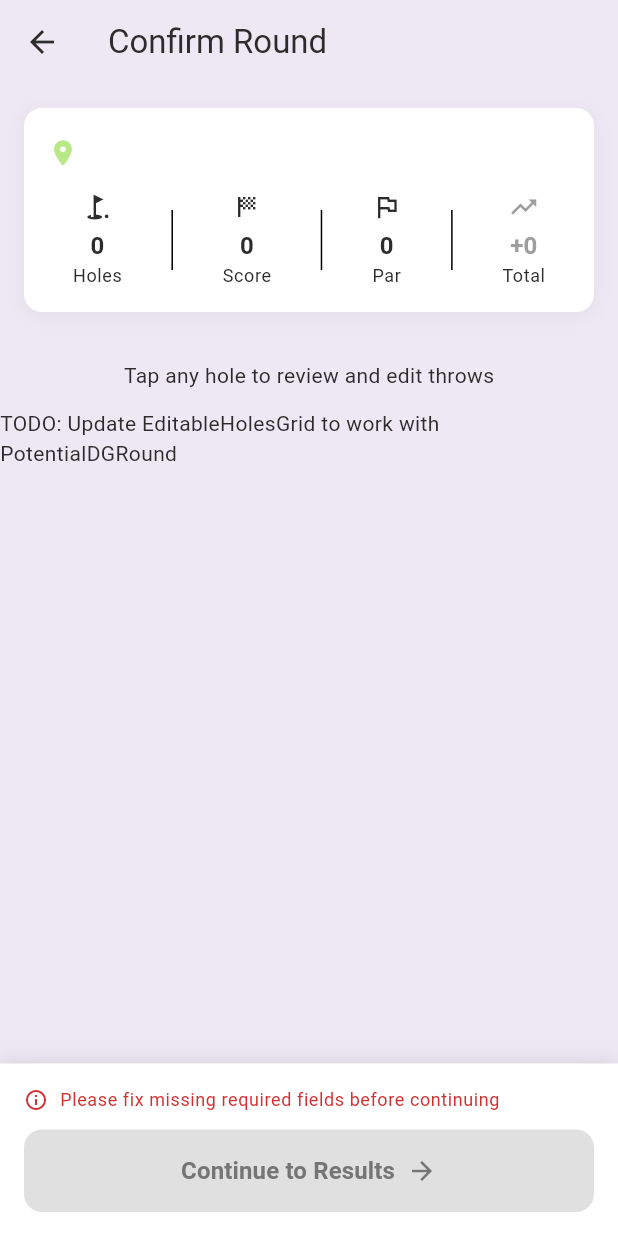
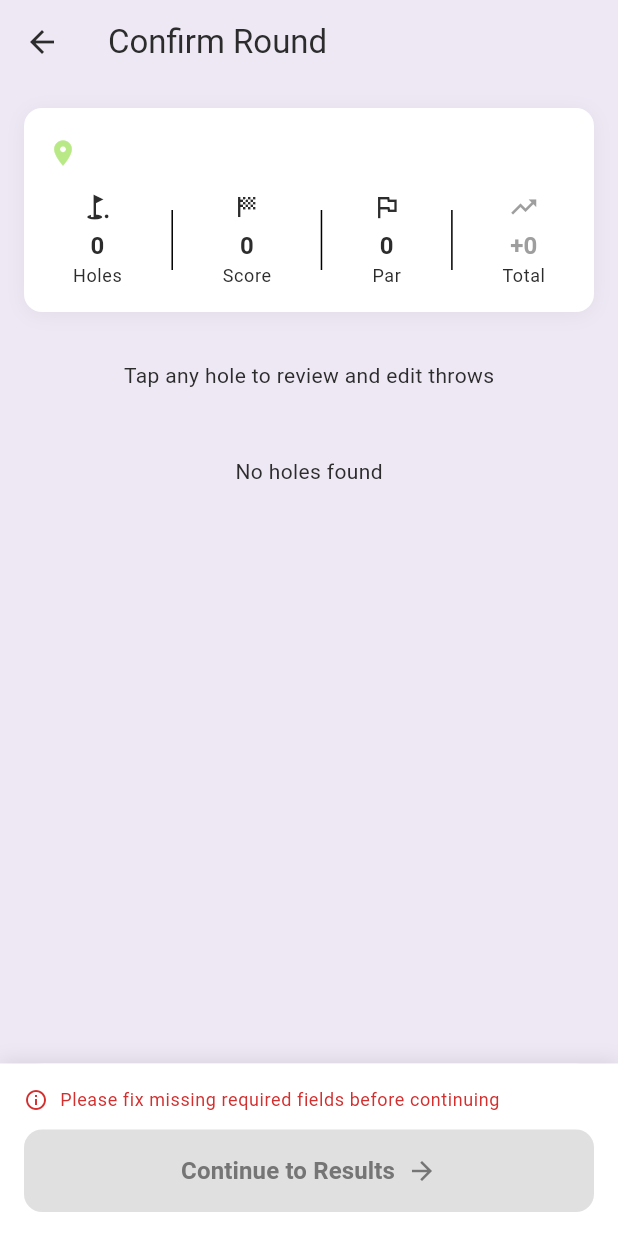
Before and after one commit to joevdiscgolf/turbo_disc_golf, a Flutter app: the RoundConfirmationWidget screen opened directly with empty values, on a phone screen of 412 x 824 dp. Run offline on Flutter 3.47's test engine with Material 3 defaults, Android fonts, the phone set to English and light mode, and no system bars; our stand-ins replace cloud_firestore, firebase_core, flutter_animate, flutter_bounceable, flutter_dotenv, flutter_markdown and 8 more; missing offline and left inert: google_mlkit_text_recognition; accounts and stored records are empty.

Commit message:
Fix round confirmation widget to show holes grid and improve UX
- Replace TODO placeholder with EditableHolesGrid component
- Add import for EditableHolesGrid
- Fix "Add Missing Holes" button to open walkthrough dialog after adding holes
- The grid now displays all holes with visual indicators for missing/incomplete data
- Users are guided through filling in missing hole information via the walkthrough dialog

The widget now properly displays the holes grid with:
- Red borders for holes with missing required fields
- Grey borders for empty holes
- Visual indicators showing which holes need attention
- Tap functionality to edit individual holes

```diff
--- a/lib/screens/round_processing/components/round_confirmation_widget.dart
+++ b/lib/screens/round_processing/components/round_confirmation_widget.dart
@@ -1,6 +1,7 @@
 import 'package:flutter/material.dart';
 import 'package:turbo_disc_golf/locator.dart';
 import 'package:turbo_disc_golf/models/data/potential_round_data.dart';
+import 'package:turbo_disc_golf/screens/round_processing/components/editable_holes_grid.dart';
 import 'package:turbo_disc_golf/screens/round_processing/components/incomplete_hole_walkthrough_dialog.dart';
 import 'package:turbo_disc_golf/services/round_parser.dart';
 
@@ -215,7 +216,10 @@ class _RoundConfirmationWidgetState extends State<RoundConfirmationWidget> {
           Expanded(
             child: SingleChildScrollView(
               padding: const EdgeInsets.only(bottom: 80),
-              child: Text('TODO: Update EditableHolesGrid to work with PotentialDGRound'),
+              child: EditableHolesGrid(
+                potentialRound: _currentRound,
+                roundParser: _roundParser,
+              ),
             ),
           ),
         ],
@@ -429,7 +433,16 @@ class _RoundConfirmationWidgetState extends State<RoundConfirmationWidget> {
               if (missingHoles.isNotEmpty)
                 TextButton.icon(
                   onPressed: () {
+                    // Add the missing holes first
                     _roundParser.addMissingHoles(missingHoles);
+
+                    // Then open the walkthrough to guide user through filling them in
+                    // Add a small delay to allow state to update
+                    Future.delayed(const Duration(milliseconds: 100), () {
+                      if (mounted) {
+                        _openWalkthroughDialog();
+                      }
+                    });
                   },
                   icon: const Icon(Icons.add_circle_outline, size: 16),
                   label: const Text('Add Missing Holes'),
```
